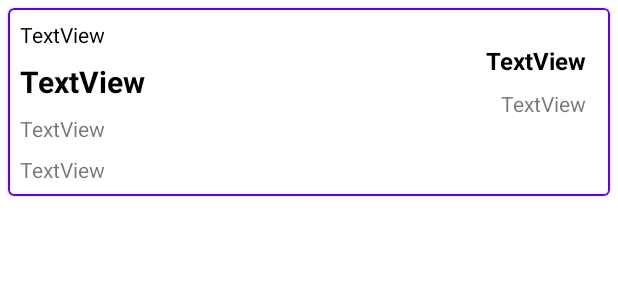
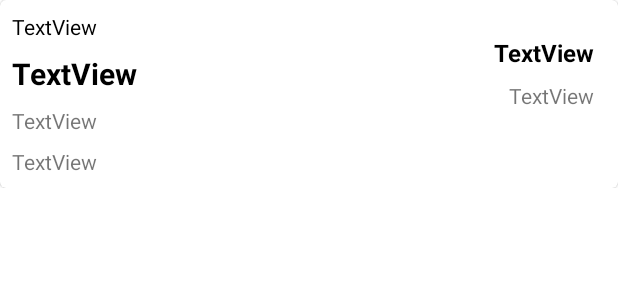
Before and after one commit to gsvvrm/MyMoney, an Android app: the layout list_item_purchase.xml on its own in the app's theme, with its tools: preview values and no code run, on a phone screen of 412 x 824 dp. Shown: the top 300 px of the screen. Run offline under Robolectric (Android 15) with nearby library versions, the phone set to English and light mode, and no system bars.

```diff
--- a/app/src/main/java/com/gsa/mymoney/database/PurchaseDao.kt
+++ b/app/src/main/java/com/gsa/mymoney/database/PurchaseDao.kt
@@ -35,7 +35,7 @@ interface PurchaseDao {
     fun getDatePurchaseList () : LiveData<List<String>>
 
     //запрос действий за дату
-    @Query ("select * from Purchase where dateTypeString=(:dateTypeS)")
+    @Query ("select * from Purchase where dateTypeString=(:dateTypeS) order by date desc")
     fun getPurchasesForDate(dateTypeS:String) : LiveData<List<Purchase>>
 
 
--- a/app/src/main/res/layout/fragment_history.xml
+++ b/app/src/main/res/layout/fragment_history.xml
@@ -7,7 +7,7 @@
     tools:context=".HistoryFragment">
 
     <androidx.recyclerview.widget.RecyclerView
-        android:id="@+id/purchaseRecyclerView"
+        android:id="@+id/datePurchaseRecyclerView"
         android:layout_width="match_parent"
         android:layout_height="match_parent"
         android:layout_gravity="bottom|clip_horizontal|clip_vertical|start|top|end"
--- a/app/src/main/res/layout/list_item_date_for_list.xml
+++ b/app/src/main/res/layout/list_item_date_for_list.xml
@@ -27,6 +27,9 @@
                 android:layout_marginTop="16dp"
                 android:layout_marginEnd="16dp"
                 android:text="TextView"
+                android:textColor="@color/black"
+                android:textSize="16sp"
+                android:textStyle="bold"
                 app:layout_constraintEnd_toEndOf="parent"
                 app:layout_constraintTop_toTopOf="parent" />
 
--- a/app/src/main/res/layout/list_item_purchase.xml
+++ b/app/src/main/res/layout/list_item_purchase.xml
@@ -10,11 +10,11 @@
     <com.google.android.material.card.MaterialCardView
         android:layout_width="match_parent"
         android:layout_height="wrap_content"
-        android:layout_margin="5dp"
-        android:elevation="10dp"
-        app:cardMaxElevation="10dp"
+        android:layout_margin="0dp"
+        android:elevation="0dp"
+        app:cardMaxElevation="0dp"
         app:strokeColor="@color/design_default_color_primary"
-        app:strokeWidth="1dp">
+        app:strokeWidth="0dp">
 
         <androidx.constraintlayout.widget.ConstraintLayout
             android:layout_width="match_parent"
```
Also changed, not shown: app/src/main/java/com/gsa/mymoney/HistoryFragment.kt (+53 -23 lines).
